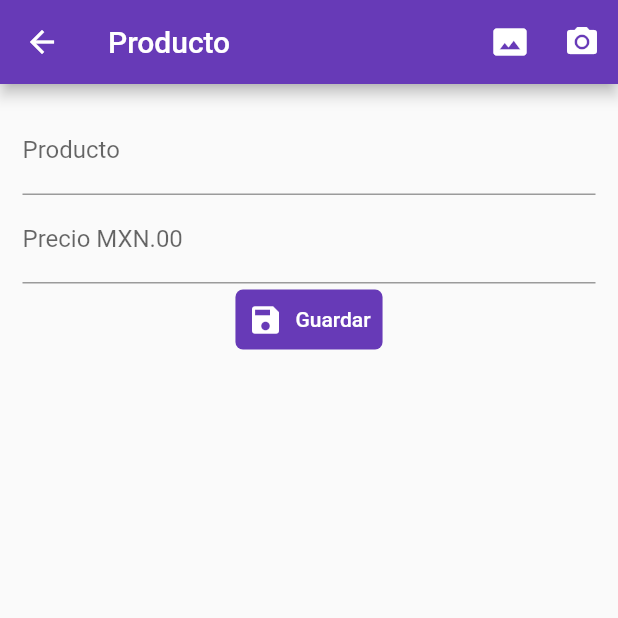
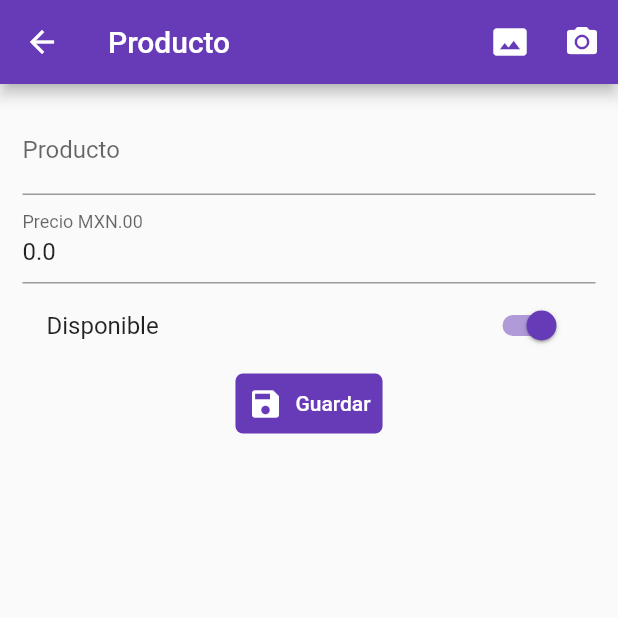
Before and after one commit to Sam200018/FormValidation, a Flutter app: the screen it shows after launch, after a tap on the "add" icon, on a phone screen of 412 x 824 dp, the top half of it. Run offline on Flutter 3.47's test engine with Material 2 defaults, Android fonts, the phone set to English and light mode, and no system bars; our stand-ins replace rxdart; network calls fail.

Commit message:
Se agregaron peticiones http para poder borrar y crear productos en nuestra base de datos

```diff
--- a/lib/src/pages/home_page.dart
+++ b/lib/src/pages/home_page.dart
@@ -1,7 +1,11 @@
 import 'package:flutter/material.dart';
+
+import 'package:formvalidation/src/models/producto_model.dart';
+import 'package:formvalidation/src/services/producto_provider.dart';
 // import 'package:formvalidation/src/blocs/provider.dart';
 
 class HomePage extends StatelessWidget {
+  final productosProvider = new ProductsProvider();
   @override
   Widget build(BuildContext context) {
     // final bloc = Provider.of(context);
@@ -9,8 +13,47 @@ class HomePage extends StatelessWidget {
       appBar: AppBar(
         title: Text('Home page'),
       ),
-      body: Container(),
+      body: _crearListado(),
       floatingActionButton: _crearBoton(context),
+    );
+  }
+
+  Widget _crearListado() {
+    return FutureBuilder(
+      future: productosProvider.cargarProductos(),
+      builder: (BuildContext context, AsyncSnapshot<List<Producto>> snapshot) {
+        if (snapshot.hasData) {
+          final productos = snapshot.data;
+
+          return ListView.builder(
+            itemCount: productos.length,
+            itemBuilder: (context, i) {
+              return _productoItem(context, productos[i]);
+            },
+          );
+        } else {
+          return Center(
+            child: CircularProgressIndicator(),
+          );
+        }
+      },
+    );
+  }
+
+  Widget _productoItem(BuildContext context, Producto producto) {
+    return Dismissible(
+      key: UniqueKey(),
+      background: Container(
+        color: Colors.red,
+      ),
+      onDismissed: (direccion) {
+        productosProvider.borrarProducto(producto);
+      },
+      child: ListTile(
+        title: Text('${producto.titulo} - ${producto.valor}'),
+        subtitle: Text(producto.id),
+        onTap: () => Navigator.pushNamed(context, 'product'),
+      ),
     );
   }
 
--- a/lib/src/pages/product_page.dart
+++ b/lib/src/pages/product_page.dart
@@ -1,5 +1,7 @@
 import 'package:flutter/material.dart';
 
+import 'package:formvalidation/src/models/producto_model.dart';
+import 'package:formvalidation/src/services/producto_provider.dart';
 import 'package:formvalidation/src/utils/utils.dart' as utils;
 
 class ProductPage extends StatefulWidget {
@@ -9,7 +11,9 @@ class ProductPage extends StatefulWidget {
 
 class _ProductPageState extends State<ProductPage> {
   final formKey = GlobalKey<FormState>();
+  final productoProvider = new ProductsProvider();
 
+  Producto producto = new Producto();
   @override
   Widget build(BuildContext context) {
     return Scaffold(
@@ -30,6 +34,7 @@ class _ProductPageState extends State<ProductPage> {
               children: [
                 _crearNombre(),
                 _crearPrecio(),
+                _crearDisponible(),
                 _crearBoton(),
               ],
             ),
@@ -41,6 +46,7 @@ class _ProductPageState extends State<ProductPage> {
 
   Widget _crearNombre() {
     return TextFormField(
+      initialValue: producto.titulo,
       textCapitalization: TextCapitalization.sentences,
       decoration: InputDecoration(labelText: 'Producto'),
       validator: (value) {
@@ -49,11 +55,13 @@ class _ProductPageState extends State<ProductPage> {
         } else
           return null;
       },
+      onSaved: (value) => producto.titulo = value,
     );
   }
 
   Widget _crearPrecio() {
     return TextFormField(
+      initialValue: producto.valor.toString(),
       keyboardType: TextInputType.numberWithOptions(decimal: true),
       decoration: InputDecoration(labelText: 'Precio MXN.00'),
       validator: (value) {
@@ -62,6 +70,7 @@ class _ProductPageState extends State<ProductPage> {
         } else
           return 'Solo números';
       },
+      onSaved: (value) => producto.valor = double.parse(value),
     );
   }
 
@@ -80,12 +89,26 @@ class _ProductPageState extends State<ProductPage> {
     );
   }
 
+  Widget _crearDisponible() {
+    return SwitchListTile(
+      value: producto.disponible,
+      title: Text('Disponible'),
+      activeColor: Colors.deepPurple,
+      onChanged: (value) => setState(() {
+        producto.disponible = value;
+      }),
+    );
+  }
+
   void _submit() {
     if (!formKey.currentState.validate()) return;
 
-    print('Todo okay');
-    // if (formKey.currentState.validate()) {
-    //   //Cuando el formulario es válido
-    // }
+    formKey.currentState.save();
+
+    print(producto.titulo);
+    print(producto.valor);
+    print(producto.disponible);
+
+    productoProvider.creaProducto(producto);
   }
 }
--- /dev/null
+++ b/lib/src/services/producto_provider.dart
@@ -0,0 +1,47 @@
+import 'dart:convert';
+import 'package:http/http.dart' as http;
+
+import 'package:formvalidation/src/models/producto_model.dart';
+
+class ProductsProvider {
+  final String _url = 'https://restaurant-dcde0-default-rtdb.firebaseio.com';
+
+  Future<bool> creaProducto(Producto producto) async {
+    final url = '$_url/productos.json';
+
+    final resp =
+        await http.post(Uri.parse(url), body: productoToJson(producto));
+
+    final decodedData = json.decode(resp.body);
+
+    print(decodedData);
+    return true;
+  }
+
+  Future<List<Producto>> cargarProductos() async {
+    final url = '$_url/productos.json';
+    final List<Producto> productos = [];
+    final resp = await http.get(Uri.parse(url));
+
+    final Map<String, dynamic> decodedData = json.decode(resp.body);
+
+    if (decodedData == null) return [];
+
+    decodedData.forEach((id, producto) {
+      final produTemp = Producto.fromJson(producto);
+      produTemp.id = id;
+      productos.add(produTemp);
+    });
+
+    return productos;
+  }
+
+  Future<bool> borrarProducto(Producto producto) async {
+    final String id = producto.id;
+    final url = '$_url/productos/$id.json';
+    final resp = await http.delete(Uri.parse(url));
+    final decodedData = json.decode(resp.body);
+    print(decodedData);
+    return true;
+  }
+}
--- a/pubspec.yaml
+++ b/pubspec.yaml
@@ -29,6 +29,7 @@ dependencies:
   # Use with the CupertinoIcons class for iOS style icons.
   cupertino_icons: ^1.0.2
   rxdart: ^0.26.0
+  http: ^0.13.1
 
 dev_dependencies:
   flutter_test:
```
Also changed, not shown: pubspec.lock.
